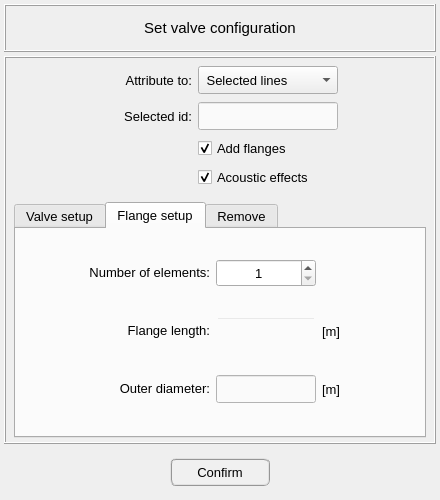
This is pulse/interface/ui_files/model/setup/structural/set_valve_input.ui in open-pulse/OpenPulse as Qt 5 draws it before an edit. The edited form follows.
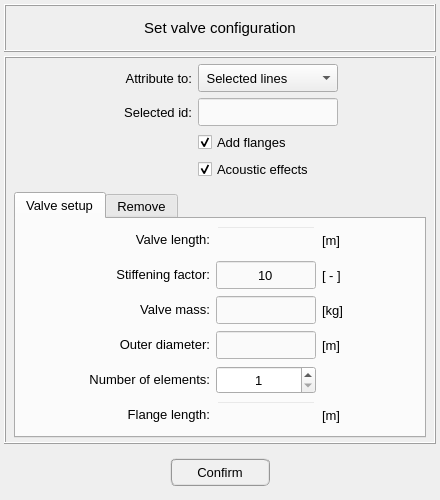
This is the edited form. The open tabs and pages were chosen to show the change.

Commit message: Some adjustments on the 'Add valve' ui file

```diff
--- a/pulse/interface/ui_files/model/setup/structural/set_valve_input.ui
+++ b/pulse/interface/ui_files/model/setup/structural/set_valve_input.ui
@@ -178,6 +178,171 @@
              <property name="verticalSpacing">
               <number>4</number>
              </property>
+             <item row="1" column="1">
+              <widget class="QLabel" name="label_selected_id_14">
+               <property name="enabled">
+                <bool>true</bool>
+               </property>
+               <property name="minimumSize">
+                <size>
+                 <width>132</width>
+                 <height>28</height>
+                </size>
+               </property>
+               <property name="maximumSize">
+                <size>
+                 <width>132</width>
+                 <height>28</height>
+                </size>
+               </property>
+               <property name="font">
+                <font>
+                 <pointsize>10</pointsize>
+                </font>
+               </property>
+               <property name="mouseTracking">
+                <bool>true</bool>
+               </property>
+               <property name="text">
+                <string>&lt;html&gt;&lt;head/&gt;&lt;body&gt;&lt;p align=&quot;right&quot;&gt;Stiffening factor:&lt;/p&gt;&lt;/body&gt;&lt;/html&gt;</string>
+               </property>
+               <property name="alignment">
+                <set>Qt::AlignLeading|Qt::AlignLeft|Qt::AlignVCenter</set>
+               </property>
+              </widget>
+             </item>
+             <item row="2" column="3">
+              <widget class="QLabel" name="label_108">
+               <property name="enabled">
+                <bool>true</bool>
+               </property>
+               <property name="minimumSize">
+                <size>
+                 <width>40</width>
+                 <height>28</height>
+                </size>
+               </property>
+               <property name="maximumSize">
+                <size>
+                 <width>40</width>
+                 <height>28</height>
+                </size>
+               </property>
+               <property name="font">
+                <font>
+                 <pointsize>10</pointsize>
+                </font>
+               </property>
+               <property name="mouseTracking">
+                <bool>true</bool>
+               </property>
+               <property name="text">
+                <string>[kg]</string>
+               </property>
+               <property name="alignment">
+                <set>Qt::AlignLeading|Qt::AlignLeft|Qt::AlignVCenter</set>
+               </property>
+              </widget>
+             </item>
+             <item row="2" column="1">
+              <widget class="QLabel" name="label_selected_id_13">
+               <property name="enabled">
+                <bool>true</bool>
+               </property>
+               <property name="minimumSize">
+                <size>
+                 <width>132</width>
+                 <height>28</height>
+                </size>
+               </property>
+               <property name="maximumSize">
+                <size>
+                 <width>132</width>
+                 <height>28</height>
+                </size>
+               </property>
+               <property name="font">
+                <font>
+                 <pointsize>10</pointsize>
+                </font>
+               </property>
+               <property name="mouseTracking">
+                <bool>true</bool>
+               </property>
+               <property name="text">
+                <string>&lt;html&gt;&lt;head/&gt;&lt;body&gt;&lt;p align=&quot;right&quot;&gt;Valve mass:&lt;/p&gt;&lt;/body&gt;&lt;/html&gt;</string>
+               </property>
+               <property name="alignment">
+                <set>Qt::AlignLeading|Qt::AlignLeft|Qt::AlignVCenter</set>
+               </property>
+              </widget>
+             </item>
+             <item row="0" column="0">
+              <spacer name="horizontalSpacer">
+               <property name="orientation">
+                <enum>Qt::Horizontal</enum>
+               </property>
+               <property name="sizeHint" stdset="0">
+                <size>
+                 <width>40</width>
+                 <height>20</height>
+                </size>
+               </property>
+              </spacer>
+             </item>
+             <item row="0" column="4">
+              <spacer name="horizontalSpacer_2">
+               <property name="orientation">
+                <enum>Qt::Horizontal</enum>
+               </property>
+               <property name="sizeHint" stdset="0">
+                <size>
+                 <width>40</width>
+                 <height>20</height>
+                </size>
+               </property>
+              </spacer>
+             </item>
+             <item row="0" column="2">
+              <widget class="QLineEdit" name="lineEdit_valve_length">
+               <property name="enabled">
+                <bool>false</bool>
+               </property>
+               <property name="minimumSize">
+                <size>
+                 <width>100</width>
+                 <height>28</height>
+                </size>
+               </property>
+               <property name="maximumSize">
+                <size>
+                 <width>100</width>
+                 <height>28</height>
+                </size>
+               </property>
+               <property name="sizeIncrement">
+                <size>
+                 <width>0</width>
+                 <height>26</height>
+                </size>
+               </property>
+               <property name="font">
+                <font>
+                 <pointsize>10</pointsize>
+                </font>
+               </property>
+               <property name="focusPolicy">
+                <enum>Qt::ClickFocus</enum>
+               </property>
+               <property name="styleSheet">
+                <string notr="true">QLineEdit{color: rgb(0, 0, 0); background-color: rgb(250, 250, 250)}
+QLineEdit:disabled{color: rgb(150, 150, 150); background-color: rgba(240, 240, 240, 0)}</string>
+               </property>
+               <property name="alignment">
+                <set>Qt::AlignCenter</set>
+               </property>
+              </widget>
+             </item>
              <item row="0" column="1">
               <widget class="QLabel" name="label_selected_id_9">
                <property name="enabled">
@@ -254,46 +419,6 @@
                </property>
               </widget>
              </item>
-             <item row="0" column="2">
-              <widget class="QLineEdit" name="lineEdit_valve_length">
-               <property name="enabled">
-                <bool>false</bool>
-               </property>
-               <property name="minimumSize">
-                <size>
-                 <width>100</width>
-                 <height>28</height>
-                </size>
-               </property>
-               <property name="maximumSize">
-                <size>
-                 <width>100</width>
-                 <height>28</height>
-                </size>
-               </property>
-               <property name="sizeIncrement">
-                <size>
-                 <width>0</width>
-                 <height>26</height>
-                </size>
-               </property>
-               <property name="font">
-                <font>
-                 <pointsize>10</pointsize>
-                </font>
-               </property>
-               <property name="focusPolicy">
-                <enum>Qt::ClickFocus</enum>
-               </property>
-               <property name="styleSheet">
-                <string notr="true">QLineEdit{color: rgb(0, 0, 0); background-color: rgb(250, 250, 250)}
-QLineEdit:disabled{color: rgb(150, 150, 150); background-color: rgba(240, 240, 240, 0)}</string>
-               </property>
-               <property name="alignment">
-                <set>Qt::AlignCenter</set>
-               </property>
-              </widget>
-             </item>
              <item row="0" column="3">
               <widget class="QLabel" name="label_109">
                <property name="enabled">
@@ -400,265 +525,8 @@
                </property>
               </widget>
              </item>
-             <item row="2" column="1">
-              <widget class="QLabel" name="label_selected_id_13">
-               <property name="enabled">
-                <bool>true</bool>
-               </property>
-               <property name="minimumSize">
-                <size>
-                 <width>132</width>
-                 <height>28</height>
-                </size>
-               </property>
-               <property name="maximumSize">
-                <size>
-                 <width>132</width>
-                 <height>28</height>
-                </size>
-               </property>
-               <property name="font">
-                <font>
-                 <pointsize>10</pointsize>
-                </font>
-               </property>
-               <property name="mouseTracking">
-                <bool>true</bool>
-               </property>
-               <property name="text">
-                <string>&lt;html&gt;&lt;head/&gt;&lt;body&gt;&lt;p align=&quot;right&quot;&gt;Valve mass:&lt;/p&gt;&lt;/body&gt;&lt;/html&gt;</string>
-               </property>
-               <property name="alignment">
-                <set>Qt::AlignLeading|Qt::AlignLeft|Qt::AlignVCenter</set>
-               </property>
-              </widget>
-             </item>
-             <item row="1" column="1">
-              <widget class="QLabel" name="label_selected_id_14">
-               <property name="enabled">
-                <bool>true</bool>
-               </property>
-               <property name="minimumSize">
-                <size>
-                 <width>132</width>
-                 <height>28</height>
-                </size>
-               </property>
-               <property name="maximumSize">
-                <size>
-                 <width>132</width>
-                 <height>28</height>
-                </size>
-               </property>
-               <property name="font">
-                <font>
-                 <pointsize>10</pointsize>
-                </font>
-               </property>
-               <property name="mouseTracking">
-                <bool>true</bool>
-               </property>
-               <property name="text">
-                <string>&lt;html&gt;&lt;head/&gt;&lt;body&gt;&lt;p align=&quot;right&quot;&gt;Stiffening factor:&lt;/p&gt;&lt;/body&gt;&lt;/html&gt;</string>
-               </property>
-               <property name="alignment">
-                <set>Qt::AlignLeading|Qt::AlignLeft|Qt::AlignVCenter</set>
-               </property>
-              </widget>
-             </item>
-             <item row="2" column="3">
-              <widget class="QLabel" name="label_108">
-               <property name="enabled">
-                <bool>true</bool>
-               </property>
-               <property name="minimumSize">
-                <size>
-                 <width>40</width>
-                 <height>28</height>
-                </size>
-               </property>
-               <property name="maximumSize">
-                <size>
-                 <width>40</width>
-                 <height>28</height>
-                </size>
-               </property>
-               <property name="font">
-                <font>
-                 <pointsize>10</pointsize>
-                </font>
-               </property>
-               <property name="mouseTracking">
-                <bool>true</bool>
-               </property>
-               <property name="text">
-                <string>[kg]</string>
-               </property>
-               <property name="alignment">
-                <set>Qt::AlignLeading|Qt::AlignLeft|Qt::AlignVCenter</set>
-               </property>
-              </widget>
-             </item>
-             <item row="0" column="0">
-              <spacer name="horizontalSpacer">
-               <property name="orientation">
-                <enum>Qt::Horizontal</enum>
-               </property>
-               <property name="sizeHint" stdset="0">
-                <size>
-                 <width>40</width>
-                 <height>20</height>
-                </size>
-               </property>
-              </spacer>
-             </item>
-             <item row="0" column="4">
-              <spacer name="horizontalSpacer_2">
-               <property name="orientation">
-                <enum>Qt::Horizontal</enum>
-               </property>
-               <property name="sizeHint" stdset="0">
-                <size>
-                 <width>40</width>
-                 <height>20</height>
-                </size>
-               </property>
-              </spacer>
-             </item>
-            </layout>
-           </widget>
-           <widget class="QWidget" name="tab_flange_setup">
-            <attribute name="title">
-             <string>Flange setup</string>
-            </attribute>
-            <layout class="QGridLayout" name="gridLayout_10">
-             <property name="leftMargin">
-              <number>4</number>
-             </property>
-             <property name="topMargin">
-              <number>4</number>
-             </property>
-             <property name="rightMargin">
-              <number>4</number>
-             </property>
-             <property name="bottomMargin">
-              <number>4</number>
-             </property>
-             <property name="horizontalSpacing">
-              <number>6</number>
-             </property>
-             <property name="verticalSpacing">
-              <number>4</number>
-             </property>
-             <item row="0" column="1">
-              <widget class="QLabel" name="label_selected_id_24">
-               <property name="enabled">
-                <bool>true</bool>
-               </property>
-               <property name="minimumSize">
-                <size>
-                 <width>132</width>
-                 <height>28</height>
-                </size>
-               </property>
-               <property name="maximumSize">
-                <size>
-                 <width>132</width>
-                 <height>28</height>
-                </size>
-               </property>
-               <property name="font">
-                <font>
-                 <pointsize>10</pointsize>
-                 <weight>50</weight>
-                 <italic>false</italic>
-                 <bold>false</bold>
-                </font>
-               </property>
-               <property name="mouseTracking">
-                <bool>true</bool>
-               </property>
-               <property name="text">
-                <string>&lt;html&gt;&lt;head/&gt;&lt;body&gt;&lt;p align=&quot;right&quot;&gt;Number of elements:&lt;/p&gt;&lt;/body&gt;&lt;/html&gt;</string>
-               </property>
-               <property name="alignment">
-                <set>Qt::AlignRight|Qt::AlignTrailing|Qt::AlignVCenter</set>
-               </property>
-              </widget>
-             </item>
-             <item row="0" column="3">
-              <widget class="QLabel" name="label_119">
-               <property name="enabled">
-                <bool>true</bool>
-               </property>
-               <property name="minimumSize">
-                <size>
-                 <width>40</width>
-                 <height>28</height>
-                </size>
-               </property>
-               <property name="maximumSize">
-                <size>
-                 <width>40</width>
-                 <height>28</height>
-                </size>
-               </property>
-               <property name="font">
-                <font>
-                 <weight>50</weight>
-                 <italic>false</italic>
-                 <bold>false</bold>
-                </font>
-               </property>
-               <property name="mouseTracking">
-                <bool>true</bool>
-               </property>
-               <property name="text">
-                <string/>
-               </property>
-               <property name="alignment">
-                <set>Qt::AlignCenter</set>
-               </property>
-              </widget>
-             </item>
-             <item row="1" column="1">
-              <widget class="QLabel" name="label_selected_id_23">
-               <property name="enabled">
-                <bool>true</bool>
-               </property>
-               <property name="minimumSize">
-                <size>
-                 <width>132</width>
-                 <height>28</height>
-                </size>
-               </property>
-               <property name="maximumSize">
-                <size>
-                 <width>132</width>
-                 <height>28</height>
-                </size>
-               </property>
-               <property name="font">
-                <font>
-                 <pointsize>10</pointsize>
-                 <weight>50</weight>
-                 <italic>false</italic>
-                 <bold>false</bold>
-                </font>
-               </property>
-               <property name="mouseTracking">
-                <bool>true</bool>
-               </property>
-               <property name="text">
-                <string>&lt;html&gt;&lt;head/&gt;&lt;body&gt;&lt;p align=&quot;right&quot;&gt;Flange length:&lt;/p&gt;&lt;/body&gt;&lt;/html&gt;</string>
-               </property>
-               <property name="alignment">
-                <set>Qt::AlignRight|Qt::AlignTrailing|Qt::AlignVCenter</set>
-               </property>
-              </widget>
-             </item>
-             <item row="1" column="3">
-              <widget class="QLabel" name="label_118">
+             <item row="3" column="3">
+              <widget class="QLabel" name="label_outer_diameter_unit">
                <property name="enabled">
                 <bool>true</bool>
                </property>
@@ -693,7 +561,47 @@
                </property>
               </widget>
              </item>
-             <item row="2" column="1">
+             <item row="3" column="2">
+              <widget class="QLineEdit" name="lineEdit_outer_diameter">
+               <property name="enabled">
+                <bool>true</bool>
+               </property>
+               <property name="minimumSize">
+                <size>
+                 <width>100</width>
+                 <height>28</height>
+                </size>
+               </property>
+               <property name="maximumSize">
+                <size>
+                 <width>100</width>
+                 <height>28</height>
+                </size>
+               </property>
+               <property name="sizeIncrement">
+                <size>
+                 <width>0</width>
+                 <height>26</height>
+                </size>
+               </property>
+               <property name="font">
+                <font>
+                 <pointsize>10</pointsize>
+                </font>
+               </property>
+               <property name="focusPolicy">
+                <enum>Qt::ClickFocus</enum>
+               </property>
+               <property name="styleSheet">
+                <string notr="true">QLineEdit{color: rgb(0, 0, 0); background-color: rgb(250, 250, 250)}
+QLineEdit:disabled{color: rgb(150, 150, 150); background-color: rgba(240, 240, 240, 0)}</string>
+               </property>
+               <property name="alignment">
+                <set>Qt::AlignCenter</set>
+               </property>
+              </widget>
+             </item>
+             <item row="3" column="1">
               <widget class="QLabel" name="label_outer_diameter">
                <property name="enabled">
                 <bool>true</bool>
@@ -729,152 +637,7 @@
                </property>
               </widget>
              </item>
-             <item row="2" column="3">
-              <widget class="QLabel" name="label_128">
-               <property name="enabled">
-                <bool>true</bool>
-               </property>
-               <property name="minimumSize">
-                <size>
-                 <width>40</width>
-                 <height>28</height>
-                </size>
-               </property>
-               <property name="maximumSize">
-                <size>
-                 <width>40</width>
-                 <height>28</height>
-                </size>
-               </property>
-               <property name="font">
-                <font>
-                 <pointsize>10</pointsize>
-                 <weight>50</weight>
-                 <italic>false</italic>
-                 <bold>false</bold>
-                </font>
-               </property>
-               <property name="mouseTracking">
-                <bool>true</bool>
-               </property>
-               <property name="text">
-                <string>[m]</string>
-               </property>
-               <property name="alignment">
-                <set>Qt::AlignLeading|Qt::AlignLeft|Qt::AlignVCenter</set>
-               </property>
-              </widget>
-             </item>
-             <item row="1" column="2">
-              <widget class="QLineEdit" name="lineEdit_flange_length">
-               <property name="enabled">
-                <bool>false</bool>
-               </property>
-               <property name="minimumSize">
-                <size>
-                 <width>100</width>
-                 <height>28</height>
-                </size>
-               </property>
-               <property name="maximumSize">
-                <size>
-                 <width>100</width>
-                 <height>28</height>
-                </size>
-               </property>
-               <property name="sizeIncrement">
-                <size>
-                 <width>0</width>
-                 <height>26</height>
-                </size>
-               </property>
-               <property name="font">
-                <font>
-                 <pointsize>10</pointsize>
-                </font>
-               </property>
-               <property name="focusPolicy">
-                <enum>Qt::ClickFocus</enum>
-               </property>
-               <property name="toolTip">
-                <string>&lt;html&gt;&lt;head/&gt;&lt;body&gt;&lt;p&gt;flange_length = number_of_elements*element_size&lt;/p&gt;&lt;/body&gt;&lt;/html&gt;</string>
-               </property>
-               <property name="styleSheet">
-                <string notr="true">QLineEdit{color: rgb(0, 0, 0); background-color: rgb(250, 250, 250)}
-QLineEdit:disabled{color: rgb(150, 150, 150); background-color: rgba(240, 240, 240, 0)}</string>
-               </property>
-               <property name="alignment">
-                <set>Qt::AlignCenter</set>
-               </property>
-              </widget>
-             </item>
-             <item row="2" column="2">
-              <widget class="QLineEdit" name="lineEdit_outer_diameter">
-               <property name="enabled">
-                <bool>true</bool>
-               </property>
-               <property name="minimumSize">
-                <size>
-                 <width>100</width>
-                 <height>28</height>
-                </size>
-               </property>
-               <property name="maximumSize">
-                <size>
-                 <width>100</width>
-                 <height>28</height>
-                </size>
-               </property>
-               <property name="sizeIncrement">
-                <size>
-                 <width>0</width>
-                 <height>26</height>
-                </size>
-               </property>
-               <property name="font">
-                <font>
-                 <pointsize>10</pointsize>
-                </font>
-               </property>
-               <property name="focusPolicy">
-                <enum>Qt::ClickFocus</enum>
-               </property>
-               <property name="styleSheet">
-                <string notr="true">QLineEdit{color: rgb(0, 0, 0); background-color: rgb(250, 250, 250)}
-QLineEdit:disabled{color: rgb(100, 100, 100); background-color: rgb(240, 240, 240)}</string>
-               </property>
-               <property name="alignment">
-                <set>Qt::AlignCenter</set>
-               </property>
-              </widget>
-             </item>
-             <item row="0" column="0">
-              <spacer name="horizontalSpacer_5">
-               <property name="orientation">
-                <enum>Qt::Horizontal</enum>
-               </property>
-               <property name="sizeHint" stdset="0">
-                <size>
-                 <width>40</width>
-                 <height>20</height>
-                </size>
-               </property>
-              </spacer>
-             </item>
-             <item row="0" column="4">
-              <spacer name="horizontalSpacer_6">
-               <property name="orientation">
-                <enum>Qt::Horizontal</enum>
-               </property>
-               <property name="sizeHint" stdset="0">
-                <size>
-                 <width>40</width>
-                 <height>20</height>
-                </size>
-               </property>
-              </spacer>
-             </item>
-             <item row="0" column="2">
+             <item row="4" column="2">
               <widget class="QSpinBox" name="spinBox_number_elements_flange">
                <property name="minimumSize">
                 <size>
@@ -907,6 +670,157 @@
                </property>
               </widget>
              </item>
+             <item row="4" column="1">
+              <widget class="QLabel" name="label_number_of_elements">
+               <property name="enabled">
+                <bool>true</bool>
+               </property>
+               <property name="minimumSize">
+                <size>
+                 <width>132</width>
+                 <height>28</height>
+                </size>
+               </property>
+               <property name="maximumSize">
+                <size>
+                 <width>132</width>
+                 <height>28</height>
+                </size>
+               </property>
+               <property name="font">
+                <font>
+                 <pointsize>10</pointsize>
+                 <weight>50</weight>
+                 <italic>false</italic>
+                 <bold>false</bold>
+                </font>
+               </property>
+               <property name="mouseTracking">
+                <bool>true</bool>
+               </property>
+               <property name="text">
+                <string>&lt;html&gt;&lt;head/&gt;&lt;body&gt;&lt;p align=&quot;right&quot;&gt;Number of elements:&lt;/p&gt;&lt;/body&gt;&lt;/html&gt;</string>
+               </property>
+               <property name="alignment">
+                <set>Qt::AlignRight|Qt::AlignTrailing|Qt::AlignVCenter</set>
+               </property>
+              </widget>
+             </item>
+             <item row="5" column="1">
+              <widget class="QLabel" name="label_flange_length">
+               <property name="enabled">
+                <bool>true</bool>
+               </property>
+               <property name="minimumSize">
+                <size>
+                 <width>132</width>
+                 <height>28</height>
+                </size>
+               </property>
+               <property name="maximumSize">
+                <size>
+                 <width>132</width>
+                 <height>28</height>
+                </size>
+               </property>
+               <property name="font">
+                <font>
+                 <pointsize>10</pointsize>
+                 <weight>50</weight>
+                 <italic>false</italic>
+                 <bold>false</bold>
+                </font>
+               </property>
+               <property name="mouseTracking">
+                <bool>true</bool>
+               </property>
+               <property name="text">
+                <string>&lt;html&gt;&lt;head/&gt;&lt;body&gt;&lt;p align=&quot;right&quot;&gt;Flange length:&lt;/p&gt;&lt;/body&gt;&lt;/html&gt;</string>
+               </property>
+               <property name="alignment">
+                <set>Qt::AlignRight|Qt::AlignTrailing|Qt::AlignVCenter</set>
+               </property>
+              </widget>
+             </item>
+             <item row="5" column="2">
+              <widget class="QLineEdit" name="lineEdit_flange_length">
+               <property name="enabled">
+                <bool>false</bool>
+               </property>
+               <property name="minimumSize">
+                <size>
+                 <width>100</width>
+                 <height>28</height>
+                </size>
+               </property>
+               <property name="maximumSize">
+                <size>
+                 <width>100</width>
+                 <height>28</height>
+                </size>
+               </property>
+               <property name="sizeIncrement">
+                <size>
+                 <width>0</width>
+                 <height>26</height>
+                </size>
+               </property>
+               <property name="font">
+                <font>
+                 <pointsize>10</pointsize>
+                </font>
+               </property>
+               <property name="focusPolicy">
+                <enum>Qt::ClickFocus</enum>
+               </property>
+               <property name="toolTip">
+                <string>&lt;html&gt;&lt;head/&gt;&lt;body&gt;&lt;p&gt;flange_length = number_of_elements*element_size&lt;/p&gt;&lt;/body&gt;&lt;/html&gt;</string>
+               </property>
+               <property name="styleSheet">
+                <string notr="true">QLineEdit{color: rgb(0, 0, 0); background-color: rgb(250, 250, 250)}
+QLineEdit:disabled{color: rgb(150, 150, 150); background-color: rgba(240, 240, 240, 0)}</string>
+               </property>
+               <property name="alignment">
+                <set>Qt::AlignCenter</set>
+               </property>
+              </widget>
+             </item>
+             <item row="5" column="3">
+              <widget class="QLabel" name="label_flange_length_unit">
+               <property name="enabled">
+                <bool>true</bool>
+               </property>
+               <property name="minimumSize">
+                <size>
+                 <width>40</width>
+                 <height>28</height>
+                </size>
+               </property>
+               <property name="maximumSize">
+                <size>
+                 <width>40</width>
+                 <height>28</height>
+                </size>
+               </property>
+               <property name="font">
+                <font>
+                 <pointsize>10</pointsize>
+                 <weight>50</weight>
+                 <italic>false</italic>
+                 <bold>false</bold>
+                </font>
+               </property>
+               <property name="mouseTracking">
+                <bool>true</bool>
+               </property>
+               <property name="text">
+                <string>[m]</string>
+               </property>
+               <property name="alignment">
+                <set>Qt::AlignLeading|Qt::AlignLeft|Qt::AlignVCenter</set>
+               </property>
+              </widget>
+             </item>
             </layout>
            </widget>
            <widget class="QWidget" name="tab_remove">
@@ -1186,13 +1100,13 @@
         <property name="minimumSize">
          <size>
           <width>0</width>
-          <height>140</height>
+          <height>130</height>
          </size>
         </property>
         <property name="maximumSize">
          <size>
           <width>16777215</width>
-          <height>140</height>
+          <height>130</height>
          </size>
         </property>
         <property name="frameShape">
```
The commit also changes 1 other file.
